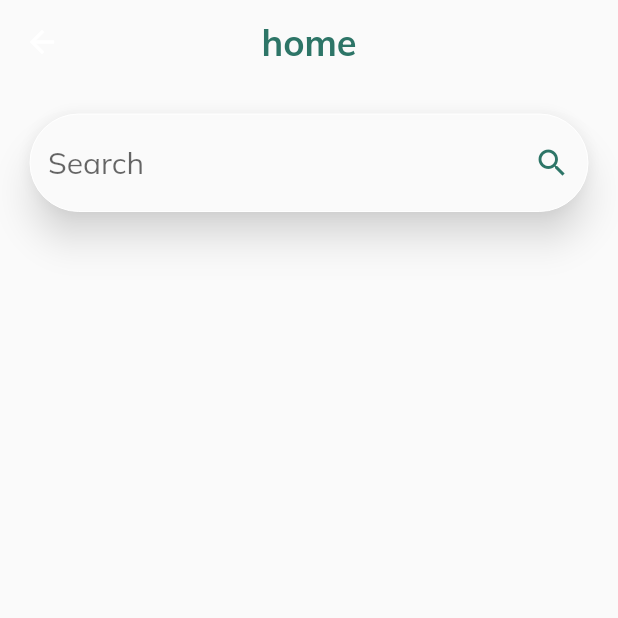
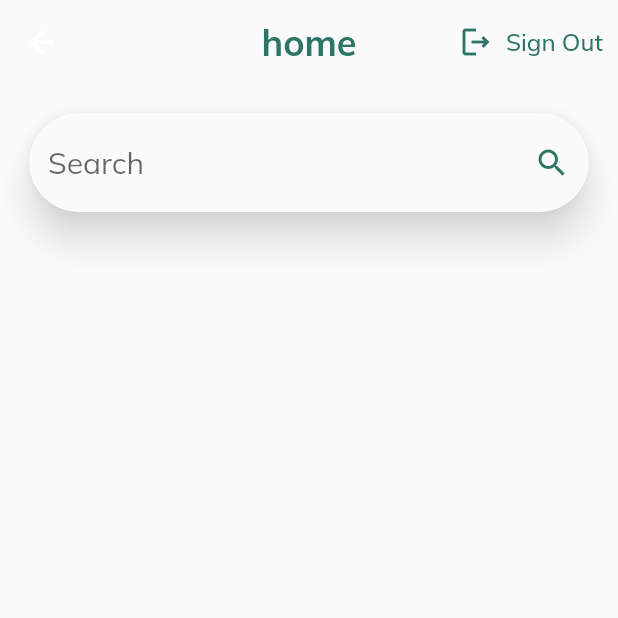
Before and after one commit to yousaf530/Helpex_App, a Flutter app: the AdviseeHome screen opened directly, on a phone screen of 412 x 824 dp, the top half of it. Run offline on Flutter 3.47's test engine with Material 2 defaults, Android fonts, the phone set to English and light mode, and no system bars; our stand-ins replace cloud_firestore, date_field, email_validator, firebase_auth, firebase_core, flutter_rating_bar and 5 more; accounts and stored records are empty.

Commit message:
Signin bug update and Advisee Signout

```diff
--- a/helpex/lib/screens/Advisee/advisee_home.dart
+++ b/helpex/lib/screens/Advisee/advisee_home.dart
@@ -1,5 +1,7 @@
 import 'package:cloud_firestore/cloud_firestore.dart';
 import 'package:flutter/material.dart';
+import 'package:helpex_app/authenticate/sign_in.dart';
+import 'package:helpex_app/services/auth.dart';
 import 'package:helpex_app/widgets/cards.dart';
 import 'package:google_fonts/google_fonts.dart';
 import 'package:flutter_rating_bar/flutter_rating_bar.dart';
@@ -41,6 +43,7 @@ class _AdviseeHomeState extends State<AdviseeHome> {
     }
   }
 
+  final AuthService _auth = AuthService();
   @override
   Widget build(BuildContext context) {
     return Scaffold(
@@ -57,6 +60,28 @@ class _AdviseeHomeState extends State<AdviseeHome> {
           ),
         ),
         backgroundColor: Colors.transparent,
+        actions: <Widget>[
+          Padding(
+            padding: const EdgeInsets.symmetric(horizontal: 2, vertical: 0),
+            child: TextButton.icon(
+              onPressed: () async {
+                await _auth.signOut().then(
+                      (value) => Navigator.of(context).push(
+                        MaterialPageRoute(
+                          builder: (context) => SignIn(),
+                        ),
+                      ),
+                    );
+              },
+              icon: Icon(Icons.logout_outlined, color: Color(0xff2D7567)),
+              label: Text('Sign Out',
+                  style: TextStyle(
+                    color: Color(0xff2D7567),
+                    fontSize: 16,
+                  )),
+            ),
+          )
+        ],
         elevation: 0,
       ),
       body: SingleChildScrollView(
```
Also changed, not shown: helpex/lib/authenticate/sign_in.dart (+5 -3 lines), helpex/lib/screens/wrapper.dart (+7 -3 lines).
